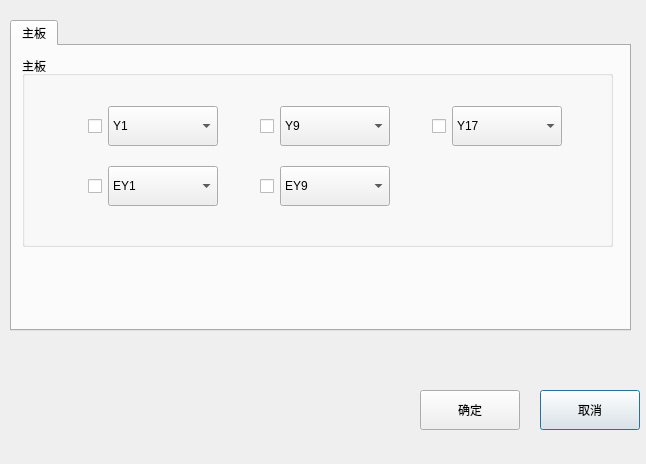
Jade-yun/MachineTool, file dialogs/ioportdialog.ui: the form before one commit.
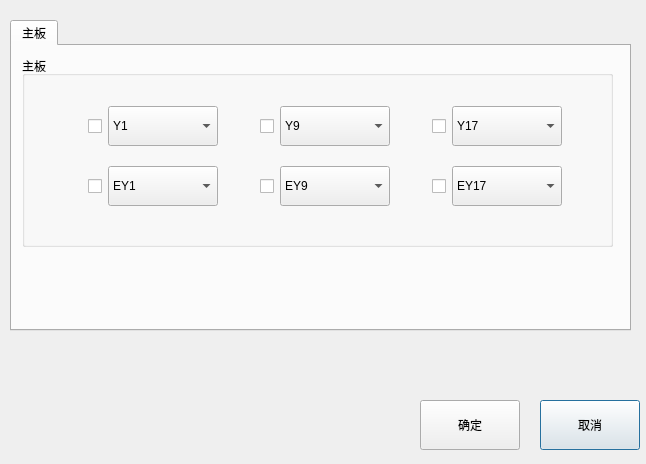
The form after the commit. The open tabs and pages were chosen to show the change.

```diff
--- a/dialogs/ioportdialog.ui
+++ b/dialogs/ioportdialog.ui
@@ -1025,6 +1025,67 @@
            </property>
           </widget>
          </item>
+         <item row="1" column="4">
+          <widget class="QCheckBox" name="chboxMainBoardOutExtend2">
+           <property name="minimumSize">
+            <size>
+             <width>50</width>
+             <height>40</height>
+            </size>
+           </property>
+           <property name="maximumSize">
+            <size>
+             <width>50</width>
+             <height>40</height>
+            </size>
+           </property>
+           <property name="layoutDirection">
+            <enum>Qt::RightToLeft</enum>
+           </property>
+           <property name="text">
+            <string/>
+           </property>
+           <property name="autoExclusive">
+            <bool>true</bool>
+           </property>
+          </widget>
+         </item>
+         <item row="1" column="5">
+          <widget class="QComboBox" name="coboxMainBoardOutExtend2">
+           <property name="minimumSize">
+            <size>
+             <width>110</width>
+             <height>40</height>
+            </size>
+           </property>
+           <property name="maximumSize">
+            <size>
+             <width>110</width>
+             <height>40</height>
+            </size>
+           </property>
+           <item>
+            <property name="text">
+             <string>EY17</string>
+            </property>
+           </item>
+           <item>
+            <property name="text">
+             <string>EY18</string>
+            </property>
+           </item>
+           <item>
+            <property name="text">
+             <string>EY19</string>
+            </property>
+           </item>
+           <item>
+            <property name="text">
+             <string>EY20</string>
+            </property>
+           </item>
+          </widget>
+         </item>
         </layout>
        </widget>
       </widget>
@@ -1036,9 +1097,9 @@
    <property name="geometry">
     <rect>
      <x>540</x>
-     <y>390</y>
+     <y>400</y>
      <width>100</width>
-     <height>40</height>
+     <height>50</height>
     </rect>
    </property>
    <property name="text">
@@ -1049,9 +1110,9 @@
    <property name="geometry">
     <rect>
      <x>420</x>
-     <y>390</y>
+     <y>400</y>
      <width>100</width>
-     <height>40</height>
+     <height>50</height>
     </rect>
    </property>
    <property name="text">
```
Left out of the diff: 2 changed lines with no effect on the pictures.
